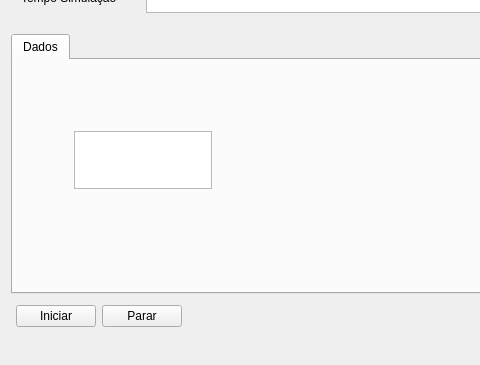
Qt form mainwindow.ui (adirkuhn/ps_simulator) before a commit; both pictures show x 0 to 480 and y 125 to 490 of the 631 by 490 pixel window.
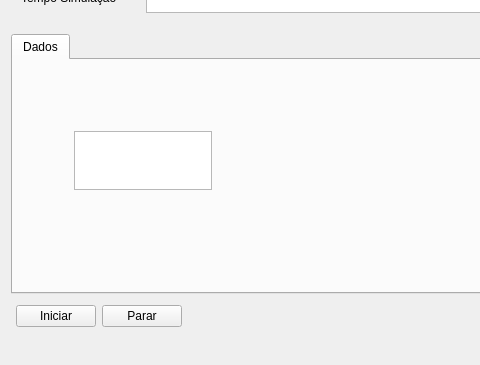
The same form after that commit.

Diff of the .ui file:
```diff
--- a/mainwindow.ui
+++ b/mainwindow.ui
@@ -195,7 +195,7 @@
             <x>50</x>
             <y>60</y>
             <width>160</width>
-            <height>80</height>
+            <height>81</height>
            </rect>
           </property>
           <layout class="QGridLayout" name="gridLayout_2">
```
Left out of the diff: 15 changed lines with no effect on the pictures.
